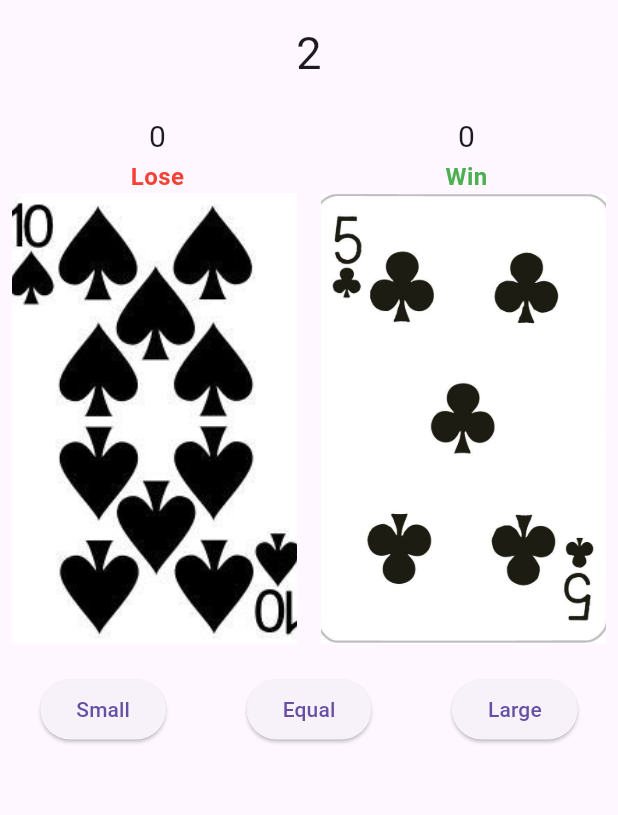
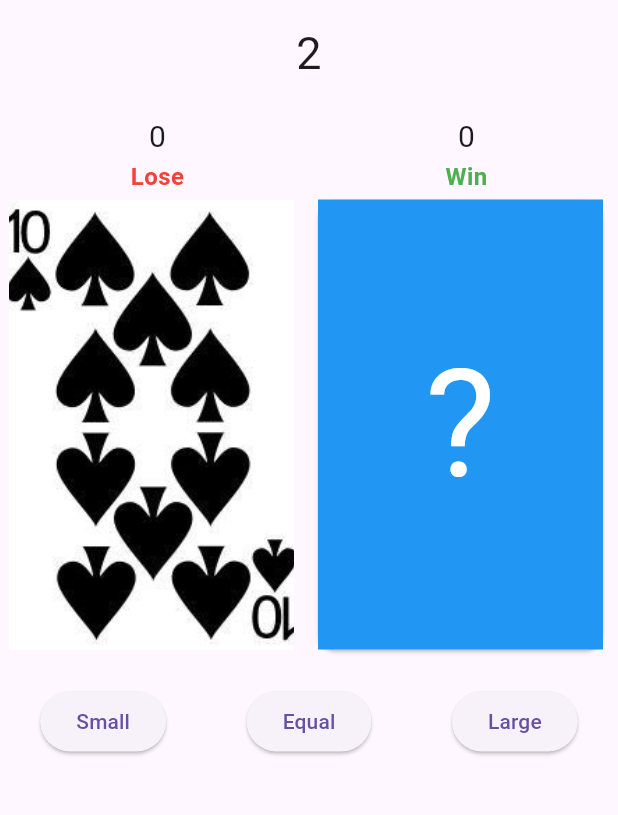
Before and after one commit to kaungkhantqt/poker, a Flutter app: the screen it shows after launch, on a phone screen of 412 x 824 dp, the part 63-878 px from its top. Run offline on Flutter 3.47's test engine with Material 3 defaults, Android fonts, the phone set to English and light mode, and no system bars.

Commit message:
pj fnish

```diff
--- a/lib/main.dart
+++ b/lib/main.dart
@@ -1,5 +1,4 @@
 import 'dart:math';
-
 import 'package:flutter/material.dart';
 import 'package:poker_quizz/button.dart';
 import 'package:poker_quizz/data.dart';
@@ -17,7 +16,7 @@ class MyApp extends StatelessWidget {
         appBar: AppBar(
           title: const Text('Material App Bar'),
         ),
-        body: Body(),
+        body: const Body(),
       ),
     );
   }
@@ -35,6 +34,8 @@ class Body extends StatefulWidget {
 class _BodyState extends State<Body> with TickerProviderStateMixin {
   late AnimationController durationTimeController;
   late Animation durationTime;
+  late AnimationController _controller;
+  late Animation _animation;
   Random random = Random();
   int winMark = 0;
   int loseMark = 0;
@@ -43,6 +44,19 @@ class _BodyState extends State<Body> with TickerProviderStateMixin {
   @override
   void initState() {
     super.initState();
+
+    _controller = AnimationController(
+      vsync: this,
+      duration: const Duration(
+        seconds: 1,
+      ),
+    );
+
+    _animation = Tween(end: 1.0, begin: 0.0).animate(_controller)
+      ..addListener(() {
+        setState(() {});
+      });
+
     time();
   }
 
@@ -51,65 +65,78 @@ class _BodyState extends State<Body> with TickerProviderStateMixin {
     ans = random.nextInt(13);
     durationTimeController = AnimationController(
       vsync: this,
-      duration: Duration(
-        seconds: 10,
-      ),
+      duration: const Duration(seconds: 10),
     );
     durationTime = IntTween(begin: 10, end: 0).animate(durationTimeController);
     durationTimeController.forward();
     durationTimeController.addListener(() {
       if (durationTime.status == AnimationStatus.completed) {
+        _controller.forward().then((value) {
+          _controller.reset();
           time();
-        setState(() {});
-      } else if (winMark == 20 || loseMark == 10) {
+        });
+      }
+      if (winMark == 5 || loseMark == 5) {
         durationTimeController.stop();
-        //dialog();
+        dialog();
       }
     });
   }
 
-  // void dialog() {
-  //   showDialog(
-  //       context: context,
-  //       builder: (context) => const AboutDialog(
-  //             applicationIcon: FlutterLogo(),
-  //             applicationLegalese: 'Aung Kaung Khant',
-  //             applicationName: 'Flutter App',
-  //             applicationVersion: 'version 1.3.2',
-  //           ));
-  // }
+  void dialog() {
+    showDialog(
+      context: context,
+      builder: (context) => AlertDialog(
+        icon: winMark == 5 ? const Icon(Icons.check_circle, size: 50, color: Colors.green) : const Icon(Icons.dangerous, size: 50, color: Colors.red),
+        title: Text(
+          winMark == 5 ? 'You Win!' : 'Game Over',
+          style: const TextStyle(fontSize: 24, fontWeight: FontWeight.bold),
+        ),
+        actions: [
+          TextButton(
+            onPressed: () {
+            },
+            child: const Text('OK'),
+          ),
+        ],
+      ),
+    );
+  }
 
   void small() {
     if (questions[ques].cardsName < questions[ans].cardsName) {
       winMark++;
     } else {
-      // winMark--;
       loseMark++;
     }
+    _controller.forward().then((value) {
+      _controller.reset();
       time();
-    setState(() {});
+    });
   }
 
   void equal() {
     if (questions[ques].cardsName == questions[ans].cardsName) {
       winMark += 2;
     } else {
-      // winMark--;
       loseMark++;
     }
+    _controller.forward().then((value) {
+      _controller.reset();
       time();
-    setState(() {});
+    });
   }
 
   void large() {
     if (questions[ques].cardsName > questions[ans].cardsName) {
       winMark++;
     } else {
-      // winMark--;
       loseMark++;
     }
+    _controller.forward().then((value) {
+      _controller.reset();
       time();
-    setState(() {});
+    });
   }
 
   @override
@@ -121,10 +148,10 @@ class _BodyState extends State<Body> with TickerProviderStateMixin {
             builder: (context, child) {
               return Text(
                 durationTime.value.toString(),
-                style: TextStyle(fontSize: 30),
+                style: const TextStyle(fontSize: 30),
               );
             }),
-        SizedBox(
+        const SizedBox(
           height: 20,
         ),
         Row(
@@ -134,9 +161,9 @@ class _BodyState extends State<Body> with TickerProviderStateMixin {
               children: [
                 Text(
                   loseMark.toString(),
-                  style: TextStyle(fontSize: 20),
+                  style: const TextStyle(fontSize: 20),
                 ),
-                Text(
+                const Text(
                   'Lose',
                   style: TextStyle(
                       fontWeight: FontWeight.bold,
@@ -149,9 +176,9 @@ class _BodyState extends State<Body> with TickerProviderStateMixin {
               children: [
                 Text(
                   winMark.toString(),
-                  style: TextStyle(fontSize: 20),
+                  style: const TextStyle(fontSize: 20),
                 ),
-                Text(
+                const Text(
                   'Win',
                   style: TextStyle(
                       fontWeight: FontWeight.bold,
@@ -173,7 +200,23 @@ class _BodyState extends State<Body> with TickerProviderStateMixin {
                       image: AssetImage(questions[ques].imgUrl),
                       fit: BoxFit.cover)),
             ),
-            Container(
+            Transform(
+              alignment: FractionalOffset.center,
+              transform: Matrix4.identity()
+                ..setEntry(2, 1, 0.0015)
+                ..rotateY(pi * _animation.value),
+              child: Card(
+                child: _animation.value <= 0.5
+                    ? Container(
+                        color: Colors.blue,
+                        width: 190,
+                        height: 300,
+                        child: const Center(
+                            child: Text(
+                          '?',
+                          style: TextStyle(fontSize: 100, color: Colors.white),
+                        )))
+                    : Container(
                         height: 300,
                         width: 190,
                         decoration: BoxDecoration(
@@ -181,9 +224,11 @@ class _BodyState extends State<Body> with TickerProviderStateMixin {
                                 image: AssetImage(questions[ans].imgUrl),
                                 fit: BoxFit.cover)),
                       ),
+              ),
+            ),
           ],
         ),
-        SizedBox(
+        const SizedBox(
           height: 20,
         ),
         Row(
@@ -193,34 +238,19 @@ class _BodyState extends State<Body> with TickerProviderStateMixin {
                 text: 'Small',
                 onPressed: () {
                   small();
-                  print('Small');
                 }),
             Button(
                 text: 'Equal',
                 onPressed: () {
                   equal();
-                  print('Equal');
                 }),
             Button(
                 text: 'Large',
                 onPressed: () {
                   large();
-                  print('Large');
                 }),
           ],
         ),
-        // ElevatedButton(
-        //     onPressed: () {
-        //       showDialog(
-        //           context: context,
-        //           builder: (context) => const AboutDialog(
-        //                 applicationIcon: FlutterLogo(),
-        //                 applicationLegalese: 'Aung Kaung Khant',
-        //                 applicationName: 'Flutter App',
-        //                 applicationVersion: 'version 1.3.2',
-        //               ));
-        //     },
-        //     child: const Text('data'))
       ],
     );
   }
```
Lines whose indentation alone changed are shown as unchanged.
